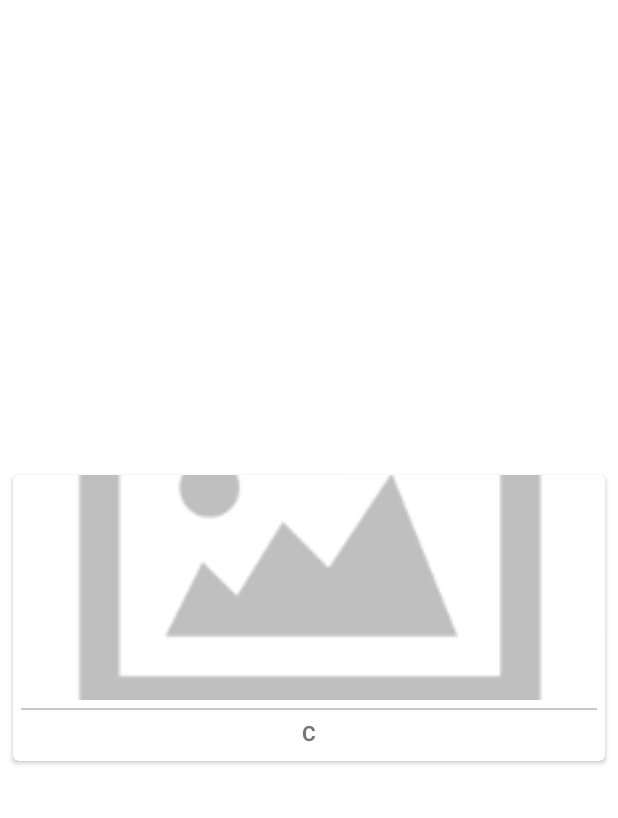
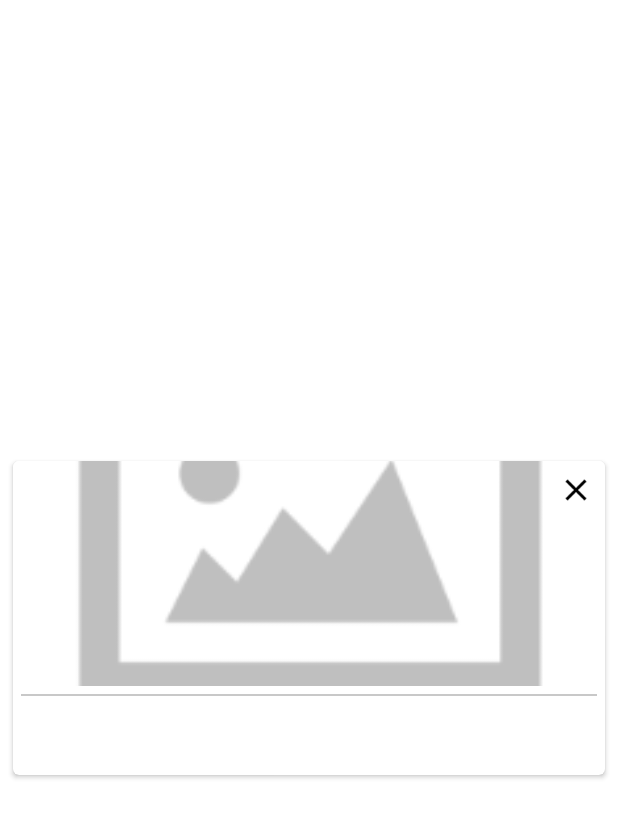
Before and after one commit to magewr/dac_story, an Android app: the layout recyclerview_story_item_content.xml on its own in the app's theme, with its tools: preview values and no code run, on a phone screen of 412 x 824 dp. Shown: the top 818 px of the screen. Run offline under Robolectric (Android 15) with nearby library versions, the phone set to English and light mode, and no system bars.

Commit message:
MainActivity의 Story List에 삭제 추가, 최종수정날짜 추가

```diff
--- a/app/src/main/java/com/example/wr/story/data/local/LocalRepository.java
+++ b/app/src/main/java/com/example/wr/story/data/local/LocalRepository.java
@@ -86,7 +86,6 @@ public class LocalRepository {
                 emitter.onError(e);
             }
         });
-
         return completable;
     }
 
--- a/app/src/main/java/com/example/wr/story/ui/content/main/MainContract.java
+++ b/app/src/main/java/com/example/wr/story/ui/content/main/MainContract.java
@@ -2,6 +2,8 @@ package com.example.wr.story.ui.content.main;
 
 import com.example.wr.story.ui.base.BaseView;
 import com.example.wr.story.ui.content.main.adapter.StorySectionAdapter;
+import com.example.wr.story.ui.listener.PresenterResultListener.OnSuccessListener;
+import com.example.wr.story.ui.listener.PresenterResultListener.OnErrorListener;
 
 /**
  * Created by WR.
@@ -20,5 +22,6 @@ public interface MainContract{
         void getSampleStoryList();
         void dispose();
         void onStoryItemSelected(int position);
+        void removeStoryItem(int position, OnSuccessListener success, OnErrorListener error);
     }
 }
--- a/app/src/main/java/com/example/wr/story/ui/content/main/adapter/StorySectionAdapter.java
+++ b/app/src/main/java/com/example/wr/story/ui/content/main/adapter/StorySectionAdapter.java
@@ -27,7 +27,9 @@ public class StorySectionAdapter extends BaseSectionQuickAdapter<StorySection, B
     @Override
     protected void convert(BaseViewHolder helper, StorySection item) {
         helper.setText(R.id.story_content_title, item.t.getTitle());
+        helper.setText(R.id.story_content_date, StoryItemUtil.getSimpleDateString(item.t.getDate()));
         String imagePath = item.t.getImagePathList().get(0);
         StoryItemUtil.setThumbnailImageByGlide(imagePath, helper.getView(R.id.story_content_image));
+        helper.addOnClickListener(R.id.story_content_remove_image);
     }
 }
--- a/app/src/main/res/layout/recyclerview_story_item_content.xml
+++ b/app/src/main/res/layout/recyclerview_story_item_content.xml
@@ -4,7 +4,7 @@
     xmlns:tools="http://schemas.android.com/tools"
     android:id="@+id/card_view"
     android:layout_width="match_parent"
-    android:layout_height="200dp"
+    android:layout_height="wrap_content"
     android:layout_gravity="center"
     android:layout_marginLeft="5dp"
     android:layout_marginRight="5dp"
@@ -19,6 +19,10 @@
         android:layout_height="match_parent"
         android:orientation="vertical">
 
+        <RelativeLayout
+            android:layout_width="match_parent"
+            android:layout_height="match_parent">
+
             <ImageView
                 android:id="@+id/story_content_image"
                 android:layout_width="match_parent"
@@ -28,6 +32,18 @@
                 android:cropToPadding="false"
                 android:scaleType="centerCrop"
                 card_view:srcCompat="@drawable/empty_image" />
+
+            <ImageView
+                android:id="@+id/story_content_remove_image"
+                android:layout_width="wrap_content"
+                android:layout_height="wrap_content"
+                android:layout_alignParentEnd="true"
+                android:layout_alignParentRight="true"
+                android:layout_alignParentTop="true"
+                android:layout_marginRight="7dp"
+                android:layout_marginTop="7dp"
+                card_view:srcCompat="@drawable/content_remove" />
+        </RelativeLayout>
 
         <View
             android:layout_width="match_parent"
@@ -43,8 +59,19 @@
             android:layout_width="wrap_content"
             android:layout_height="wrap_content"
             android:layout_gravity="center|bottom"
-            android:text="C"
+            android:layout_marginBottom="3dp"
+            android:ellipsize="end"
+            android:singleLine="true"
             android:textStyle="bold" />
+
+        <TextView
+            android:id="@+id/story_content_date"
+            android:layout_width="wrap_content"
+            android:layout_height="wrap_content"
+            android:layout_gravity="center|bottom"
+            android:layout_marginBottom="5dp"
+            android:ellipsize="start"
+            android:gravity="center" />
     </LinearLayout>
 
 </android.support.v7.widget.CardView>
--- a/app/src/main/res/values/strings.xml
+++ b/app/src/main/res/values/strings.xml
@@ -7,6 +7,8 @@
 
     <string name="main_fab_add_sample_data">샘플 데이터 추가</string>
     <string name="main_fab_add_new_story">새 스토리 추가</string>
+    <string name="main_toast_remove_success">삭제되었습니다.</string>
+    <string name="main_toast_remove_error">삭제 실패</string>
 
     <string name="detail_edittext_hint_title">제목</string>
     <string name="detail_edittext_hint_memo">메모</string>
```
Also changed, not shown: app/src/main/java/com/example/wr/story/ui/content/main/MainActivity.java (+12 -2 lines), app/src/main/java/com/example/wr/story/ui/content/main/MainPresenter.java (+22 -2 lines), app/src/main/java/com/example/wr/story/ui/util/StoryItemUtil.java (+5 -4 lines), app/src/main/res/drawable-xhdpi/content_remove.png (added). Lines whose indentation alone changed are shown as unchanged.
